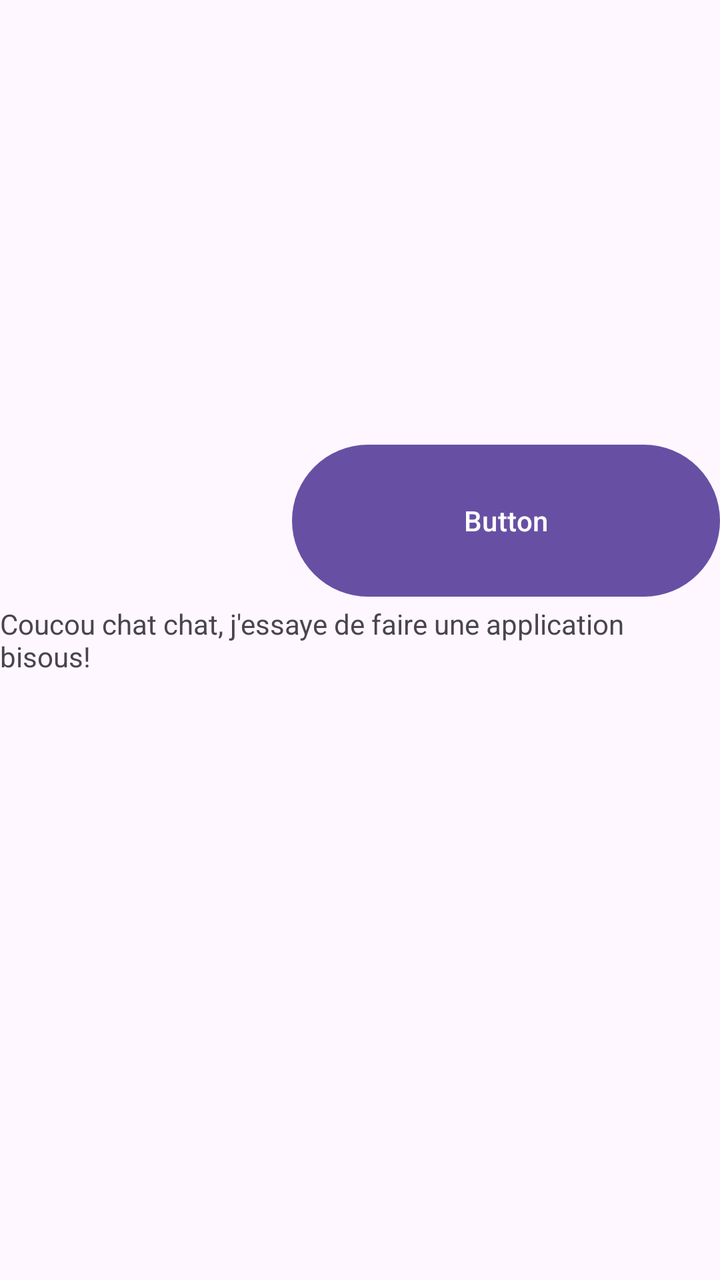
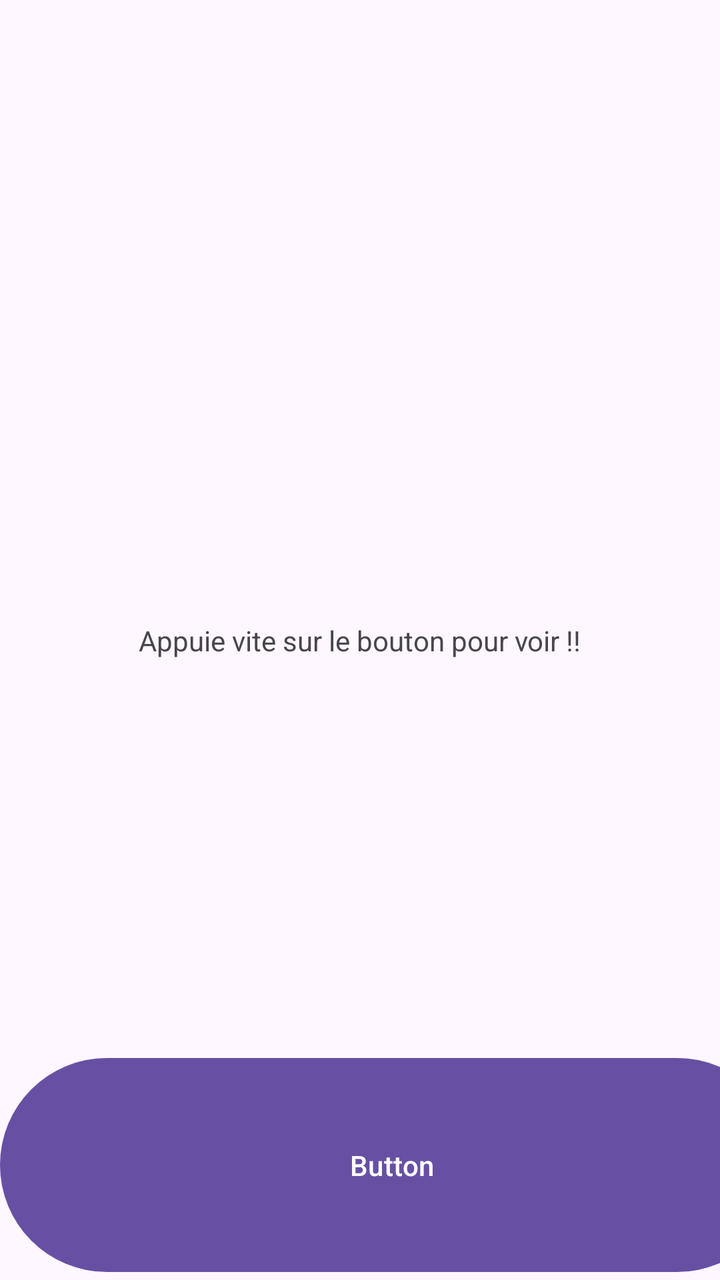

Screens rendered from an Android XML layout before and after an edit, with the pre-edit source and the edit as a unified diff.
<!-- AndroidManifest.xml: application theme Theme.CoupleApp -->
<!-- res/layout/activity_main.xml -->
<?xml version="1.0" encoding="utf-8"?>
<androidx.constraintlayout.widget.ConstraintLayout xmlns:android="http://schemas.android.com/apk/res/android"
    xmlns:app="http://schemas.android.com/apk/res-auto"
    xmlns:tools="http://schemas.android.com/tools"
    android:id="@+id/main"
    android:layout_width="match_parent"
    android:layout_height="match_parent"
    tools:context=".MainActivity">

    <TextView
        android:id="@+id/textViewMainPage"
        android:layout_width="wrap_content"
        android:layout_height="wrap_content"
        android:text="Coucou chat chat, j'essaye de faire une application bisous!"
        app:layout_constraintBottom_toBottomOf="parent"
        app:layout_constraintEnd_toEndOf="parent"
        app:layout_constraintStart_toStartOf="parent"
        app:layout_constraintTop_toTopOf="parent" />

    <Button
        android:id="@+id/button"
        android:layout_width="214dp"
        android:layout_height="84dp"
        android:onClick="boutonTest"
        android:text="Button"
        app:layout_constraintBottom_toTopOf="@+id/textViewMainPage"
        app:layout_constraintEnd_toEndOf="@+id/textViewMainPage" />

</androidx.constraintlayout.widget.ConstraintLayout>
<!-- resources referenced by this layout -->
<resources>
  <style name="Theme.CoupleApp" parent="Base.Theme.CoupleApp" />
  <style name="Base.Theme.CoupleApp" parent="Theme.Material3.DayNight.NoActionBar">
          
          
      </style>
</resources>

<!-- the commit's change to res/layout/activity_main.xml (unified diff, before → after) -->
@@ -11,19 +11,28 @@
         android:id="@+id/textViewMainPage"
         android:layout_width="wrap_content"
         android:layout_height="wrap_content"
-        android:text="Coucou chat chat, j'essaye de faire une application bisous!"
+        android:text="Appuie vite sur le bouton pour voir !!"
         app:layout_constraintBottom_toBottomOf="parent"
         app:layout_constraintEnd_toEndOf="parent"
         app:layout_constraintStart_toStartOf="parent"
         app:layout_constraintTop_toTopOf="parent" />
 
-    <Button
-        android:id="@+id/button"
-        android:layout_width="214dp"
-        android:layout_height="84dp"
-        android:onClick="boutonTest"
-        android:text="Button"
-        app:layout_constraintBottom_toTopOf="@+id/textViewMainPage"
-        app:layout_constraintEnd_toEndOf="@+id/textViewMainPage" />
+    <LinearLayout
+        android:id="@+id/linearLayout"
+        android:layout_width="392dp"
+        android:layout_height="115dp"
+        android:orientation="vertical"
+        app:layout_constraintBottom_toBottomOf="parent"
+        app:layout_constraintEnd_toEndOf="parent"
+        app:layout_constraintHorizontal_bias="0.0"
+        app:layout_constraintStart_toStartOf="parent">
+
+        <Button
+            android:id="@+id/button"
+            android:layout_width="match_parent"
+            android:layout_height="match_parent"
+            android:onClick="boutonTest"
+            android:text="Button" />
+    </LinearLayout>
 
 </androidx.constraintlayout.widget.ConstraintLayout>
